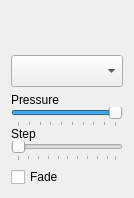
Old version of the form src/toolSettings/PaintBrushAdvSettingsWidget.ui in the repository PhotoFlare/photoflare.
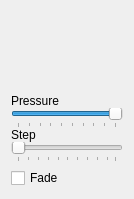
New version of the form. Custom widgets are drawn as their Qt base class.

Diff of the .ui file:
```diff
--- a/src/toolSettings/PaintBrushAdvSettingsWidget.ui
+++ b/src/toolSettings/PaintBrushAdvSettingsWidget.ui
@@ -7,7 +7,7 @@
     <x>0</x>
     <y>0</y>
     <width>134</width>
-    <height>198</height>
+    <height>199</height>
    </rect>
   </property>
   <property name="windowTitle">
@@ -16,6 +16,9 @@
   <layout class="QVBoxLayout" name="verticalLayout_2">
    <item>
     <layout class="QVBoxLayout" name="verticalLayout">
+     <property name="topMargin">
+      <number>10</number>
+     </property>
      <item>
       <spacer name="verticalSpacer">
        <property name="orientation">
@@ -30,7 +33,7 @@
       </spacer>
      </item>
      <item>
-      <widget class="BrushTypeComboBox" name="comboBox">
+      <widget class="BrushTypeComboBox" name="comboBox" native="true">
        <property name="sizePolicy">
         <sizepolicy hsizetype="Expanding" vsizetype="Fixed">
          <horstretch>0</horstretch>
@@ -54,7 +57,7 @@
          <kerning>false</kerning>
         </font>
        </property>
-       <property name="iconSize">
+       <property name="iconSize" stdset="0">
         <size>
          <width>32</width>
          <height>32</height>
@@ -148,7 +151,7 @@
  <customwidgets>
   <customwidget>
    <class>BrushTypeComboBox</class>
-   <extends>QComboBox</extends>
+   <extends>QWidget</extends>
    <header>brushtypecombobox.h</header>
   </customwidget>
  </customwidgets>
```
Left out of the diff: 1 changed line with no effect on the pictures.
